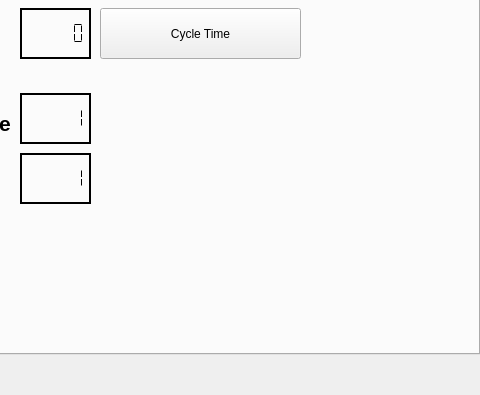
nicolasveilleux/catest, file Counteract_V2/mainwindow.ui: the form before one commit; both pictures show x 320 to 800 and y 85 to 480 of the 800 by 480 pixel window.
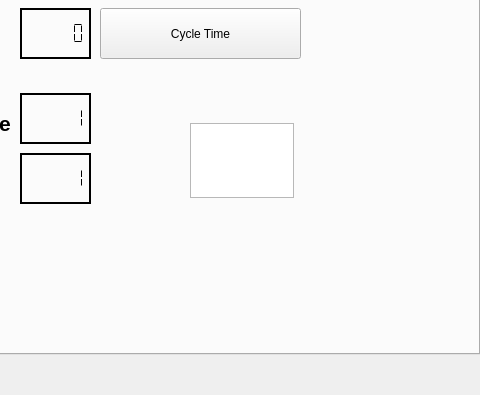
The form after the commit. Icons and pictures are not drawn.

Diff of the .ui file:
```diff
--- a/Counteract_V2/mainwindow.ui
+++ b/Counteract_V2/mainwindow.ui
@@ -208,6 +208,16 @@
        <number>1</number>
       </property>
      </widget>
+     <widget class="QTextEdit" name="textEdit">
+      <property name="geometry">
+       <rect>
+        <x>410</x>
+        <y>170</y>
+        <width>104</width>
+        <height>75</height>
+       </rect>
+      </property>
+     </widget>
     </widget>
     <widget class="QWidget" name="tab_2">
      <attribute name="title">
```
